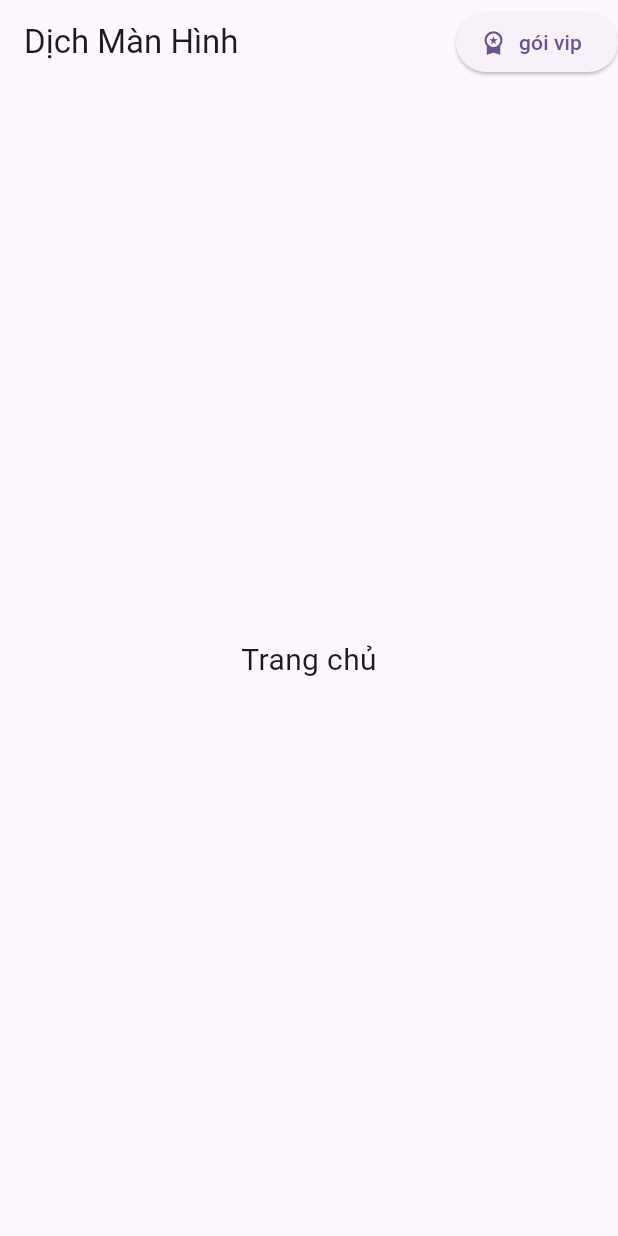
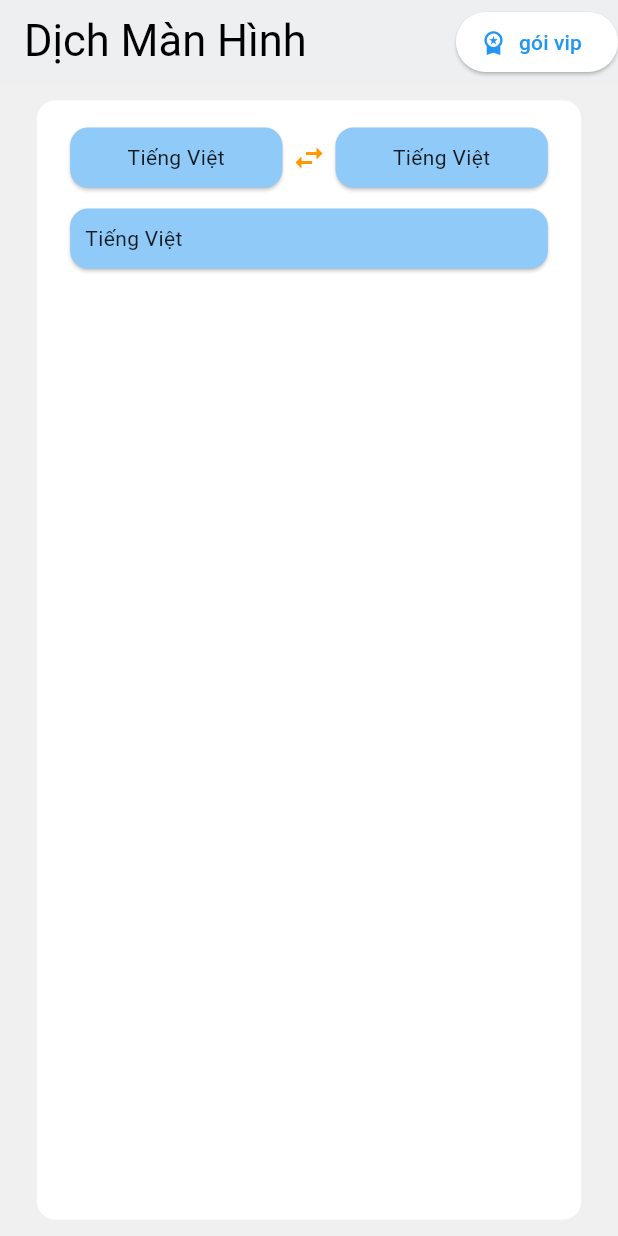
Before and after one commit to T-blight/screen-translation, a Flutter app: the screen it shows after launch, on a phone screen of 412 x 824 dp. Run offline on Flutter 3.47's test engine with Material 3 defaults, Android fonts, the phone set to English and light mode, and no system bars.

```diff
--- /dev/null
+++ b/lib/core/constants/app_colors.dart
@@ -0,0 +1,5 @@
+import 'package:flutter/material.dart';
+
+class AppColors {
+  static final Color translateButtonColor = Colors.blue[200]!;
+}
--- /dev/null
+++ b/lib/core/constants/app_font.dart
@@ -0,0 +1,5 @@
+// import 'dart:ui';
+//
+// class AppFont{
+//   static const TextStyle textStyle =
+// }
--- a/lib/main.dart
+++ b/lib/main.dart
@@ -7,28 +7,67 @@ void main() {
   runApp(const MyApp());
 }
 
+
 class MyApp extends StatelessWidget {
   const MyApp({super.key});
 
-  // This widget is the root of your application.
   @override
   Widget build(BuildContext context) {
+    final lightGray = Color(0xFFF0F0F0); // nền light mode
+
     return MaterialApp(
       title: 'Flutter Demo',
       supportedLocales: const [
-        Locale('en'),     // English
-        Locale('vi'),     // Vietnamese
+        Locale('en'),
+        Locale('vi'),
       ],
       localizationsDelegates: const [
         GlobalMaterialLocalizations.delegate,
         GlobalWidgetsLocalizations.delegate,
+        GlobalCupertinoLocalizations.delegate,
         AppLocalizations.delegate,
-
       ],
-      locale: Locale('vi'),
+      locale: const Locale('vi'),
       theme: ThemeData(
-        colorScheme: ColorScheme.fromSeed(seedColor: Colors.deepPurple),
+        brightness: Brightness.light,
+        scaffoldBackgroundColor: lightGray,
+        primaryColor: Colors.black,
+        appBarTheme: AppBarTheme(
+          backgroundColor: lightGray,
+          foregroundColor: Colors.black,
+          elevation: 0.3,
+        ),
+        textTheme: const TextTheme(
+          bodyLarge: TextStyle(color: Colors.black87),
+          bodyMedium: TextStyle(color: Colors.black87),
+        ),
+        iconTheme: const IconThemeData(color: Colors.black54),
+        colorScheme: ColorScheme.fromSwatch().copyWith(
+          secondary: Colors.orange,
+          background: lightGray,
+        ),
       ),
+      darkTheme: ThemeData(
+        brightness: Brightness.dark,
+        scaffoldBackgroundColor: Colors.black,
+        primaryColor: Colors.white,
+        cardColor: Colors.white.withOpacity(0.16), // trắng mờ hơn một chút
+        appBarTheme: const AppBarTheme(
+          backgroundColor: Colors.black,
+          foregroundColor: Colors.white,
+          elevation: 1,
+        ),
+        textTheme: const TextTheme(
+          bodyLarge: TextStyle(color: Colors.white),
+          bodyMedium: TextStyle(color: Colors.white70),
+        ),
+        iconTheme: const IconThemeData(color: Colors.white70),
+        colorScheme: const ColorScheme.dark().copyWith(
+          secondary: Colors.orange,
+          background: Colors.black,
+        ),
+      ),
+      themeMode: ThemeMode.system,
       home: const HomeView(),
     );
   }
--- a/lib/presentation/screens/home/home_view.dart
+++ b/lib/presentation/screens/home/home_view.dart
@@ -1,5 +1,9 @@
 import 'package:flutter/material.dart';
+import 'package:tombozi/core/constants/app_colors.dart';
 import 'package:tombozi/presentation/widgets/app_bar/base_app_bar.dart';
+import 'package:tombozi/presentation/widgets/frame/frame_group.dart';
+
+final Color _clr = AppColors.translateButtonColor;
 
 class HomeView extends StatelessWidget {
   const HomeView({super.key});
@@ -11,11 +15,89 @@ class HomeView extends StatelessWidget {
         context: context,
         pageIndex: 0,
       ),
-      body: Center(
-        child: Text(
-          'Trang chủ' ,
-          style: TextStyle(fontSize: 20),
+      body: const _HomeBody(),
+    );
+  }
+}
+
+class _HomeBody extends StatelessWidget {
+  const _HomeBody();
+  @override
+  Widget build(BuildContext context){
+    return FrameGroup(
+      displayWidget: _ControllTranslation(),
+    );
+  }
+}
+
+class _ControllTranslation extends StatelessWidget{
+  const _ControllTranslation({Key? key}) : super(key: key);
+  @override
+  Widget build(BuildContext context) {
+    return FrameGroup(
+      displayWidget: Column(
+        children: [
+          _TranslationSettingsLanguageWidget(),
+          _TranslationEngineSelectorWidget(),
+        ],
+      ),
+    );
+  }
+
+}
+
+class _TranslationSettingsLanguageWidget extends StatelessWidget {
+  const _TranslationSettingsLanguageWidget({Key? key}) : super(key: key);
+  @override
+  Widget build(BuildContext context) {
+    return Row(
+      children: [
+        Expanded(
+          flex: 4,
+          child: FrameGroup(
+            displayWidget: Text("Tiếng Việt", textAlign: TextAlign.center),
+            elevation: 1,
+            asButton: true,
+            onPressed: () {},
+            color: _clr,
+            weightWidget: 1,
+          ),
         ),
+        Expanded(
+          flex: 1,
+          child: Center(
+            child: Icon(Icons.swap_horiz_sharp, color: Colors.orange),
+          ),
+        ),
+        Expanded(
+          flex: 4,
+          child: FrameGroup(
+            displayWidget: Text("Tiếng Việt", textAlign: TextAlign.center),
+            asButton: true,
+            onPressed: () {},
+            color: _clr,
+            elevation: 1,
+            weightWidget: 1,
+          )
+        ),
+      ],
+    );
+  }
+}
+
+class _TranslationEngineSelectorWidget extends StatelessWidget{
+  _TranslationEngineSelectorWidget({Key? key}) : super(key: key);
+
+  @override
+  Widget build(BuildContext context){
+    return Center(
+      child: FrameGroup(
+        displayWidget: Text("Tiếng Việt", textAlign: TextAlign.start),
+        asButton: true,
+        onPressed: () {},
+        color: _clr,
+        elevation: 1,
+        weightWidget: 1,
       ),
     );
   }
--- a/lib/presentation/widgets/app_bar/base_app_bar.dart
+++ b/lib/presentation/widgets/app_bar/base_app_bar.dart
@@ -9,7 +9,13 @@ class BaseAppBar extends AppBar {
     required int pageIndex,
   }) : super(
     key: key,
-    title: Text(_getTitle(context, pageIndex)),
+    title: Text(
+      _getTitle(context, pageIndex),
+      style: TextStyle(
+        fontFamily: 'Roboto',
+        fontSize: Theme.of(context).textTheme.titleLarge!.fontSize! + 7,
+      ),
+    ),
     actions: _getActions(context, pageIndex),
   );
 
@@ -35,6 +41,4 @@ class BaseAppBar extends AppBar {
 
     return handleAppBar.showIcons(context);
   }
-
-
 }
--- a/lib/presentation/widgets/app_bar/handle_app_bar.dart
+++ b/lib/presentation/widgets/app_bar/handle_app_bar.dart
@@ -15,7 +15,6 @@ class HandleHomePage implements HandleAppBar {
         onPressed: () => {},
         label: Text(
           context.loc.vipPack,
-          font: FontFamily
         ),
         icon: Icon(Icons.workspace_premium),
       )
--- /dev/null
+++ b/lib/presentation/widgets/frame/frame_group.dart
@@ -0,0 +1,60 @@
+import 'package:flutter/material.dart';
+
+class FrameGroup extends StatelessWidget {
+  final double weightWidget;
+  final Widget displayWidget;
+  final Color color;
+  final double elevation;
+  final bool asButton;
+  final VoidCallback? onPressed;
+  final double vertical;
+  const FrameGroup({
+    Key? key,
+    required this.displayWidget,
+    this.weightWidget = 0.9,
+    this.color = Colors.white,
+    this.elevation = 0,
+    this.asButton = false,
+    this.onPressed,
+    this.vertical = 7,
+  }) : super(key: key);
+
+  @override
+  Widget build(BuildContext context) {
+    final borderRadius = BorderRadius.circular(12);
+
+    final Widget content = asButton
+        ? Material(
+      color: color,
+      elevation: elevation,
+      borderRadius: borderRadius,
+      child: InkWell(
+        onTap: onPressed,
+        borderRadius: borderRadius,
+        child: Padding(
+          padding: const EdgeInsets.all(10),
+          child: displayWidget,
+        ),
+      ),
+    )
+        : Card(
+      color: color,
+      elevation: elevation,
+      shape: RoundedRectangleBorder(borderRadius: borderRadius),
+      child: Padding(
+        padding: const EdgeInsets.all(0),
+        child: displayWidget,
+      ),
+    );
+
+    return Center(
+      child: Padding(
+        padding: EdgeInsets.symmetric(vertical: vertical), // 16 là khoảng cách trên dưới
+        child: FractionallySizedBox(
+          widthFactor: weightWidget,
+          child: content,
+        ),
+      ),
+    );
+  }
+}
--- a/pubspec.yaml
+++ b/pubspec.yaml
@@ -36,7 +36,7 @@ dependencies:
   # The following adds the Cupertino Icons font to your application.
   # Use with the CupertinoIcons class for iOS style icons.
   cupertino_icons: ^1.0.8
-
+  google_fonts: ^6.2.1
 dev_dependencies:
   flutter_test:
     sdk: flutter
```
Also changed, not shown: lib/core/utils/country_name_localizer.dart (added, +201 -0 lines), lib/presentation/widgets/frame/frame_bottom_sheet.dart (added, +98 -0 lines), pubspec.lock, 1 other file.
